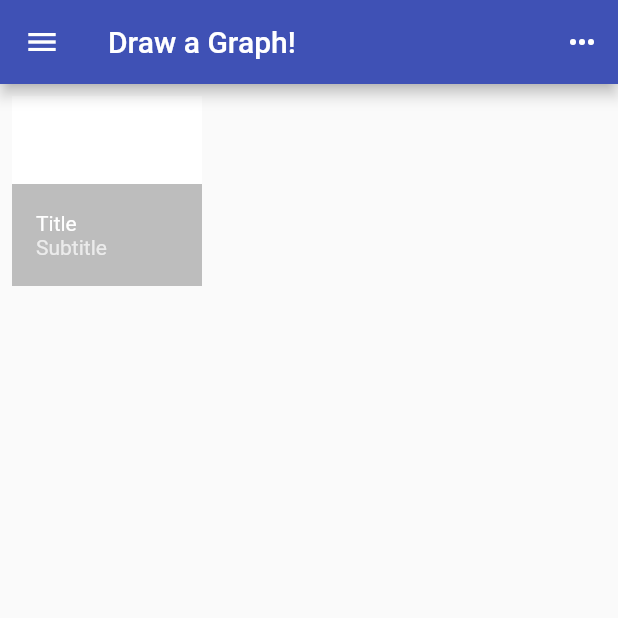
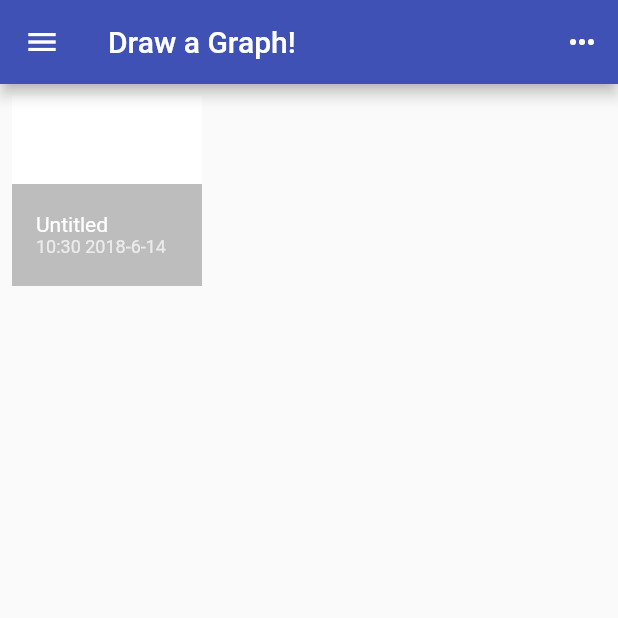
Before and after one commit to antigear-studio/graph, a Flutter app: the screen it shows after launch, after a tap on the "add" icon, on a phone screen of 412 x 824 dp, the top half of it. Run offline on Flutter 3.47's test engine with Material 2 defaults, Android fonts, the phone set to English and light mode, and no system bars.

Commit message:
Added sort support for graph store.

```diff
--- a/lib/graph.dart
+++ b/lib/graph.dart
@@ -3,6 +3,16 @@ import "package:xml/xml.dart" as xml;
 /// This class stores information about a graph. It also knows how to serialize/
 /// deserialize to an xml string. This xml string complies with the svg format.
 class Graph {
+  /// The graph identifier is a uuid that is used as its file name.
+  String id = "";
+
+  /// The title of this graph.
+  String title = "";
+
+  DateTime createdOn;
+
+  DateTime updatedOn;
+
   /// Deserializes a graph from xml string representation.
   static Graph deserialize(String content) {
     var document;
@@ -20,9 +30,13 @@ class Graph {
       return null;
     }
 
+    var graph = new Graph();
+
     // Parse metadata.
 
     // Parse content elements.
+
+    return graph;
   }
 
   /// Serializes the content of this graph into an xml string.
--- a/lib/graph_manager.dart
+++ b/lib/graph_manager.dart
@@ -16,8 +16,9 @@ class GraphManager {
   /// The path suffix for the folder that stores graphs.
   static const graphFolder = "graphs";
 
-  /// The graph store mapping graph to its id.
-  Map<Graph, String> graphStore = {};
+  /// The graph store mapping graph to its id. This list can be sorted in
+  /// arbitrary ways.
+  List<Graph> graphStore = [];
 
   /// Gets the graph storage path. Creates the folder if it doesn't exist.
   Future<Directory> get _graphDirectory async {
@@ -32,17 +33,25 @@ class GraphManager {
   }
 
   /// Loads all graphs from disk. Only valid graphs will be added to the store.
+  /// Existing graphs may be overwritten if overwrite is true.
   Future<void> loadGraphs({bool overwrite = false}) async {
     var entities = (await _graphDirectory).listSync(followLinks: false);
 
-    for (FileSystemEntity entity in entities) {
+    outer: for (FileSystemEntity entity in entities) {
       if (entity is File) {
         String graphId = entity.path.split("/").last.split(".").first;
         String content = await entity.readAsString();
         Graph graph = Graph.deserialize(content);
 
-        if (graph != null && (!graphStore.containsKey(graphId) || overwrite)) {
-          graphStore[graph] = graphId;
+        if (graph != null) {
+          for (int i = 0; i < graphStore.length; i++) {
+            if (graphStore[i].id == graphId && overwrite) {
+              graphStore[i] = graph;
+              continue outer;
+            }
+          }
+
+          graphStore.add(graph);
         }
       }
     }
@@ -50,7 +59,7 @@ class GraphManager {
 
   /// Saves the current list of graphs to disk.
   Future<void> saveGraphs() async {
-    for (var graph in graphStore.keys) {
+    for (var graph in graphStore) {
       await saveGraph(graph);
     }
   }
@@ -58,7 +67,7 @@ class GraphManager {
   /// Saves the given graph to disk.
   Future<void> saveGraph(Graph graph) async {
     Directory directory = await _graphDirectory;
-    File file = new File("${directory.path}${graphStore[graph]}.svg");
+    File file = new File("${directory.path}${graph.id}.svg");
     await file.writeAsString(graph.serialize());
   }
 
@@ -66,7 +75,10 @@ class GraphManager {
   Graph createGraph() {
     var uuid = Uuid();
     var graph = new Graph();
-    graphStore[graph] = uuid.v1();
+    graph.id = uuid.v1();
+    graph.createdOn = new DateTime.now().toUtc();
+    graph.updatedOn = graph.createdOn;
+    graphStore.add(graph);
 
     return graph;
   }
--- a/lib/graph_picker_page.dart
+++ b/lib/graph_picker_page.dart
@@ -1,7 +1,10 @@
 import "dart:async";
 
 import "package:flutter/material.dart";
+import "package:collection/collection.dart";
 
+import "graph.dart";
+import "graph_editor_page.dart";
 import "graph_manager.dart";
 
 class GraphPickerPage extends StatefulWidget {
@@ -19,9 +22,8 @@ class GraphPickerPageState extends State<GraphPickerPage> {
   SortOrder _sortOrder = SortOrder.lastModified;
 
   /// Whether the sort is in ascending or descending order. By default this is
-  /// ascending. To enforce consistency, we treat dates in lastModified in
-  /// reverse. That is, we sort by using the difference of time between now and
-  /// graph's last edit timestamp, instead of its last edit timestamp directly.
+  /// ascending. To be more useful, dates are actually in reverse. In ascending,
+  /// more recent dates are placed before older dates.
   bool _sortAscending = true;
 
   @override
@@ -67,7 +69,10 @@ class GraphPickerPageState extends State<GraphPickerPage> {
 
   /// Event handler for floating action button press.
   void _onNewGraphButtonPressed() {
-    setState(() => _graphManager.createGraph());
+    setState(() {
+      _graphManager.createGraph();
+      _sortGraphStore(_sortOrder, _sortAscending);
+    });
   }
 
   /// Event handler for app bar "more button" press.
@@ -93,6 +98,7 @@ class GraphPickerPageState extends State<GraphPickerPage> {
     print("Select button is pressed!");
   }
 
+  /// Event handler for "sort bottom sheet"'s "alphabetical sort button" press.
   void _onAlphabeticalSortButtonPressed() {
     Navigator.pop(context);
 
@@ -100,12 +106,17 @@ class GraphPickerPageState extends State<GraphPickerPage> {
       setState(() {
         _sortOrder = SortOrder.alphabetical;
         _sortAscending = true;
+        _sortGraphStore(_sortOrder, _sortAscending);
       });
     } else {
-      setState(() => _sortAscending = !_sortAscending);
+      setState(() {
+        _sortAscending = !_sortAscending;
+        _sortGraphStore(_sortOrder, _sortAscending);
+      });
     }
   }
 
+  /// Event handler for "sort bottom sheet"'s "creation date sort button" press.
   void _onCreationDateSortButtonPressed() {
     Navigator.pop(context);
 
@@ -113,12 +124,17 @@ class GraphPickerPageState extends State<GraphPickerPage> {
       setState(() {
         _sortOrder = SortOrder.created;
         _sortAscending = true;
+        _sortGraphStore(_sortOrder, _sortAscending);
       });
     } else {
-      setState(() => _sortAscending = !_sortAscending);
+      setState(() {
+        _sortAscending = !_sortAscending;
+        _sortGraphStore(_sortOrder, _sortAscending);
+      });
     }
   }
 
+  /// Event handler for "sort bottom sheet"'s "last modified sort button" press.
   void _onLastModifiedDateSortButtonPressed() {
     Navigator.pop(context);
 
@@ -126,9 +142,13 @@ class GraphPickerPageState extends State<GraphPickerPage> {
       setState(() {
         _sortOrder = SortOrder.lastModified;
         _sortAscending = true;
+        _sortGraphStore(_sortOrder, _sortAscending);
       });
     } else {
-      setState(() => _sortAscending = !_sortAscending);
+      setState(() {
+        _sortAscending = !_sortAscending;
+        _sortGraphStore(_sortOrder, _sortAscending);
+      });
     }
   }
 
@@ -213,6 +233,7 @@ class GraphPickerPageState extends State<GraphPickerPage> {
   static const maxCrossAxisExtent = 150.0;
   static const childAspectRatio = 1.0;
   static const gridSpacing = 8.0;
+  static const gridMargin = 8.0;
 
   final _scrollController = new ScrollController();
 
@@ -224,25 +245,73 @@ class GraphPickerPageState extends State<GraphPickerPage> {
       crossAxisSpacing: gridSpacing,
       mainAxisSpacing: gridSpacing,
     );
-    int itemCount = _graphManager.graphStore.keys.length;
+    int itemCount = _graphManager.graphStore.length;
 
     return new GridView.builder(
       itemCount: itemCount,
       gridDelegate: gridDelegate,
       controller: _scrollController,
-      padding: const EdgeInsets.all(8.0),
+      padding: const EdgeInsets.all(gridMargin),
       itemBuilder: _gridItemBuilder,
     );
   }
 
+  static TextStyle _subtitleStyle = new TextStyle(fontSize: 12.0);
+
+  /// Builds a single graph grid tile.
   Widget _gridItemBuilder(BuildContext context, int index) {
+    Graph graph = _graphManager.graphStore[index];
+    String title =
+        graph.title == null || graph.title == "" ? "Untitled" : graph.title;
+    String subtitle = _dateTimeToString(graph.updatedOn.toLocal());
+
     return new GridTile(
-      child: new Container(color: Colors.white),
+      child: new Container(
+        color: Colors.white,
+        child: new FlatButton(
+          onPressed: () => _onGraphGridTilePressed(index),
+          child: null,
+        ),
+      ),
       footer: new GridTileBar(
-        title: new Text("Title"),
-        subtitle: new Text("Subtitle"),
+        title: new Text(title),
+        subtitle: new Text(
+          subtitle,
+          style: _subtitleStyle,
+        ),
         backgroundColor: Colors.black26,
       ),
     );
   }
+
+  /// Converts a date time into a short string.
+  String _dateTimeToString(DateTime t) {
+    return "${t.hour}:${t.minute} ${t.year}-${t.month}-${t.day}";
+  }
+
+  /// Event handler for graph grid selection.
+  void _onGraphGridTilePressed(int index) {
+    print("Graph grid tile at index $index is pressed!");
+    var graph = _graphManager.graphStore[index];
+    Navigator.push(
+      context,
+      new MaterialPageRoute(builder: (context) => new GraphEditorPage(graph)),
+    );
+  }
+
+  /// Sorts the graph store according to the given order.
+  void _sortGraphStore(SortOrder order, bool isAscending) {
+    _graphManager.graphStore.sort((a, b) {
+      int sign = isAscending ? 1 : -1;
+
+      switch (order) {
+        case SortOrder.alphabetical:
+          return compareNatural(a.title, b.title) * sign;
+        case SortOrder.lastModified:
+          return b.updatedOn.compareTo(a.updatedOn) * sign;
+        case SortOrder.created:
+          return b.createdOn.compareTo(a.createdOn) * sign;
+      }
+    });
+  }
 }
--- a/pubspec.yaml
+++ b/pubspec.yaml
@@ -7,7 +7,9 @@ dependencies:
 
   # The following adds the Cupertino Icons font to your application.
   # Use with the CupertinoIcons class for iOS style icons.
+  collection: ^1.14.6
   cupertino_icons: ^0.1.2
+  intl: ^0.15.6
   path_provider: ^0.4.1
   uuid: ^1.0.0
   xml: ^3.0.0
```
Also changed, not shown: lib/graph_editor_page.dart (added, +37 -0 lines).
